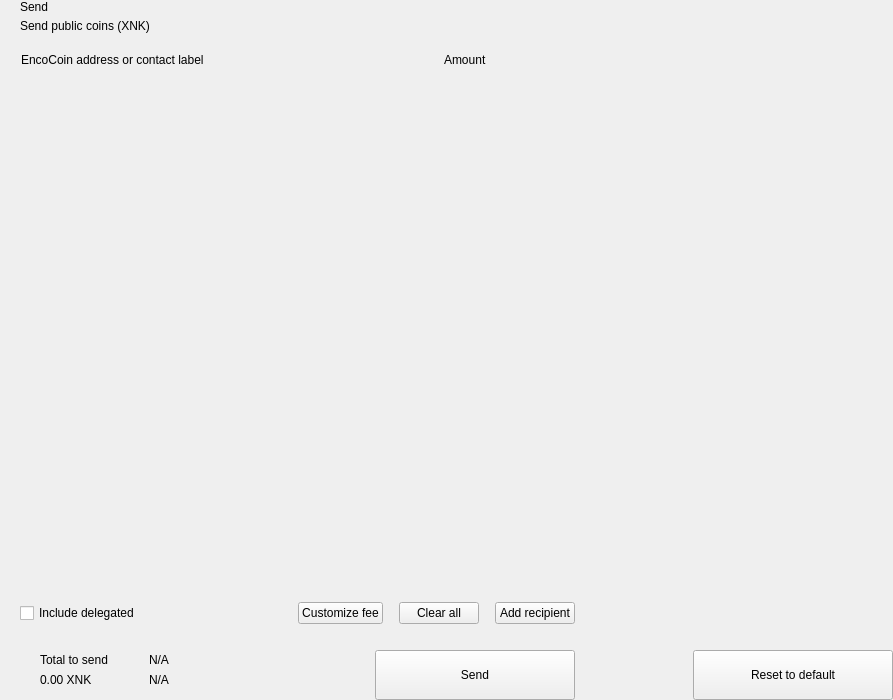
The window that src/qt/encocoin/forms/send.ui (Kopernikus-dev/xnk-testing) describes before a commit, drawn with Qt 5.
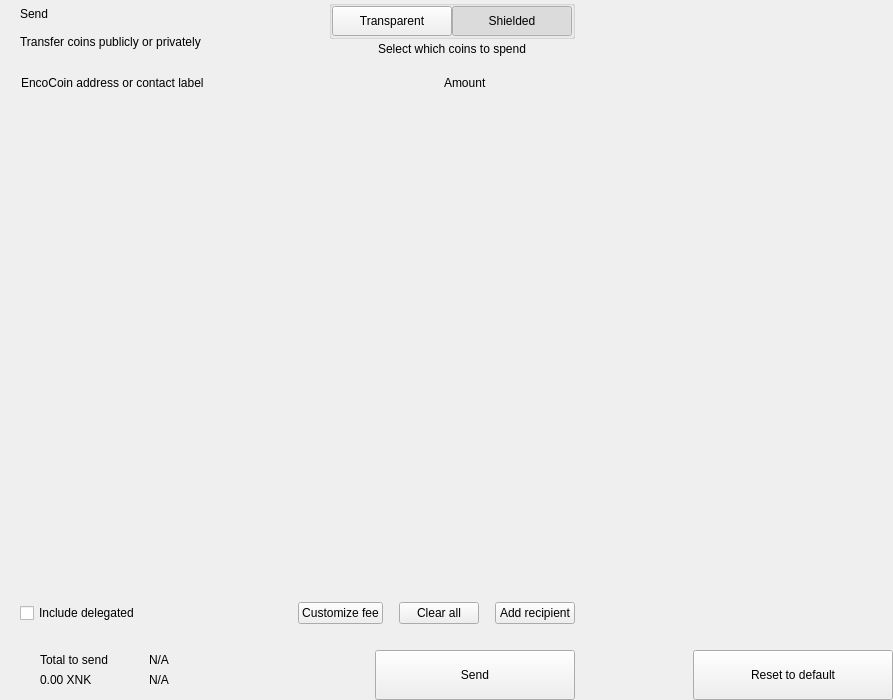
The same window after the commit. Custom widgets are drawn as their Qt base class.

Diff of the .ui file:
```diff
--- a/src/qt/encocoin/forms/send.ui
+++ b/src/qt/encocoin/forms/send.ui
@@ -66,7 +66,7 @@
           <item>
            <layout class="QVBoxLayout" name="verticalLayout">
             <property name="spacing">
-             <number>5</number>
+             <number>0</number>
             </property>
             <item>
              <widget class="QLabel" name="labelTitle">
@@ -81,7 +81,7 @@
             <item>
              <widget class="QLabel" name="labelSubtitle1">
               <property name="text">
-               <string>Send public coins (XNK)</string>
+               <string>Transfer coins publicly or privately</string>
 			  </property>
              </widget>
             </item>
@@ -100,6 +100,120 @@
             </property>
            </spacer>
           </item>
+          <item>
+           <layout class="QVBoxLayout" name="verticalLayout_6">
+            <property name="spacing">
+             <number>3</number>
+            </property>
+            <item alignment="Qt::AlignHCenter">
+             <widget class="QGroupBox" name="groupBox">
+              <property name="styleSheet">
+               <string notr="true">#groupBox{
+padding-top:2px;
+}</string>
+              </property>
+              <property name="title">
+               <string/>
+              </property>
+              <property name="alignment">
+               <set>Qt::AlignCenter</set>
+              </property>
+              <layout class="QHBoxLayout" name="horizontalLayout_4">
+               <property name="spacing">
+                <number>0</number>
+               </property>
+               <property name="leftMargin">
+                <number>0</number>
+               </property>
+               <property name="topMargin">
+                <number>0</number>
+               </property>
+               <property name="rightMargin">
+                <number>0</number>
+               </property>
+               <property name="bottomMargin">
+                <number>0</number>
+               </property>
+               <item>
+                <widget class="QPushButton" name="pushLeft">
+                 <property name="minimumSize">
+                  <size>
+                   <width>120</width>
+                   <height>30</height>
+                  </size>
+                 </property>
+                 <property name="maximumSize">
+                  <size>
+                   <width>120</width>
+                   <height>30</height>
+                  </size>
+                 </property>
+                 <property name="focusPolicy">
+                  <enum>Qt::NoFocus</enum>
+                 </property>
+                 <property name="text">
+                  <string>Transparent</string>
+                 </property>
+                 <property name="checkable">
+                  <bool>true</bool>
+                 </property>
+                 <property name="autoExclusive">
+                  <bool>true</bool>
+                 </property>
+                </widget>
+               </item>
+               <item>
+                <widget class="QPushButton" name="pushRight">
+                 <property name="minimumSize">
+                  <size>
+                   <width>120</width>
+                   <height>30</height>
+                  </size>
+                 </property>
+                 <property name="maximumSize">
+                  <size>
+                   <width>120</width>
+                   <height>30</height>
+                  </size>
+                 </property>
+                 <property name="focusPolicy">
+                  <enum>Qt::NoFocus</enum>
+                 </property>
+                 <property name="text">
+                  <string>Shielded</string>
+                 </property>
+                 <property name="checkable">
+                  <bool>true</bool>
+                 </property>
+                 <property name="checked">
+                  <bool>true</bool>
+                 </property>
+                 <property name="autoExclusive">
+                  <bool>true</bool>
+                 </property>
+                </widget>
+               </item>
+              </layout>
+             </widget>
+            </item>
+            <item alignment="Qt::AlignHCenter|Qt::AlignTop">
+             <widget class="QLabel" name="labelSubtitle2">
+              <property name="styleSheet">
+               <string notr="true"/>
+              </property>
+              <property name="text">
+               <string>Select which coins to spend</string>
+              </property>
+              <property name="alignment">
+               <set>Qt::AlignCenter</set>
+              </property>
+              <property name="indent">
+               <number>0</number>
+              </property>
+             </widget>
+            </item>
+           </layout>
+          </item>
          </layout>
         </item>
         <item>
```
Left out of the diff: 10 changed lines with no effect on the pictures.
